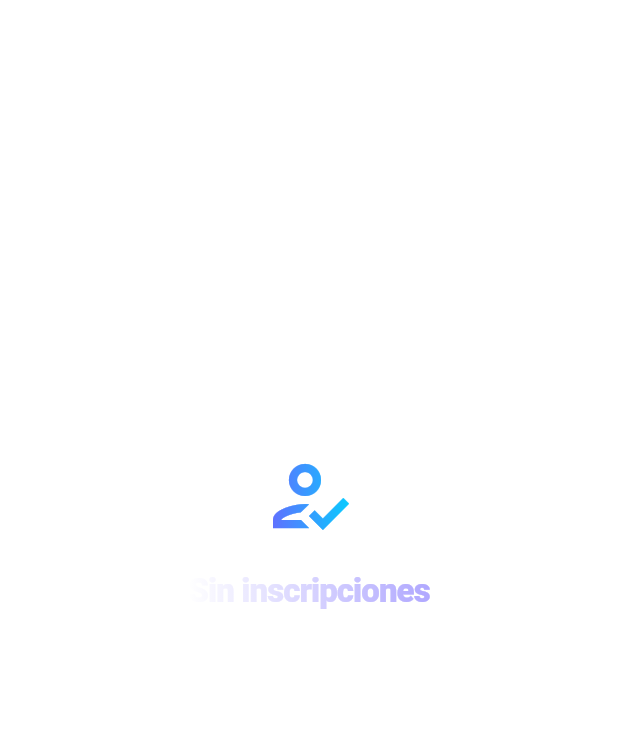
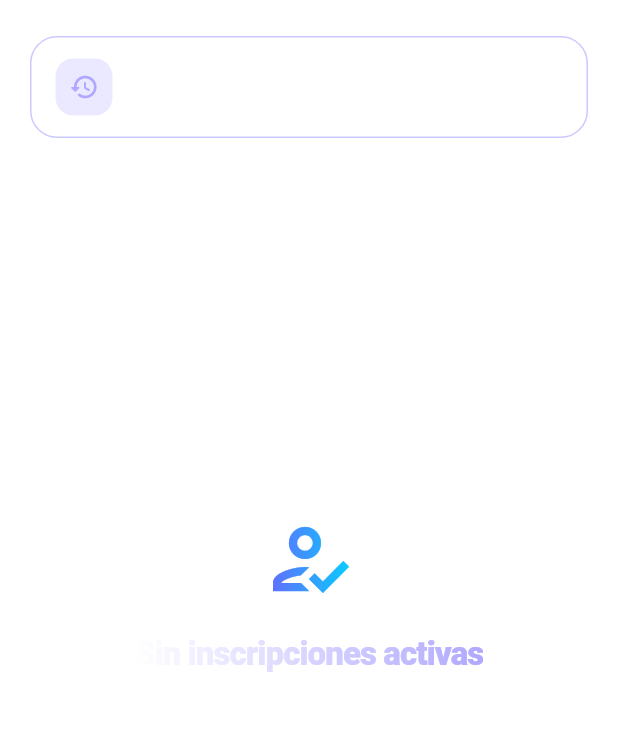
Before and after one commit to conor0mcgregor/gromy, a Flutter app: the EventsScreen screen opened directly, tab 2 chosen, on a phone screen of 412 x 824 dp, the part 135-866 px from its top. Run offline on Flutter 3.47's test engine with Material 3 defaults, Android fonts, the phone set to English and light mode, and no system bars; our stand-ins replace app_links, cloud_firestore, cloud_functions, firebase_auth, firebase_core, firebase_messaging and 10 more; accounts and stored records are empty; network calls fail.

Commit message:
separación de inscripciones antiguas

```diff
--- a/lib/features/events/presentation/screens/events_screen.dart
+++ b/lib/features/events/presentation/screens/events_screen.dart
@@ -3,7 +3,7 @@ import 'package:gromy/core/widgets/glass_tab_bar.dart';
 
 import '../controllers/events_controller.dart';
 import 'save_tournaments_tab.dart';
-import 'inscribed_tournaments_tab.dart';
+import '../../../tournament/presentation/screens/inscribed_tournaments/inscribed_tournaments_tab.dart';
 
 class EventsScreen extends StatefulWidget {
   const EventsScreen({super.key});
--- a/lib/features/tournament/data/model/enums_tournament.dart
+++ b/lib/features/tournament/data/model/enums_tournament.dart
@@ -119,4 +119,12 @@ enum TournamentStatus {
   bool get isPubliclyVisible =>
       this != TournamentStatus.draft &&
       this != TournamentStatus.cancelled;
+
+  /// Torneos que solo deben mostrarse en historial, no en inscripciones activas.
+  ///
+  /// Incluye estados finalizados (`completed`, legacy `finished`) y
+  /// [cancelled].
+  bool get isExcludedFromActiveEnrollments =>
+      this == TournamentStatus.completed ||
+      this == TournamentStatus.cancelled;
 }
--- /dev/null
+++ b/lib/features/tournament/presentation/screens/history/historical_tournaments_screen.dart
@@ -0,0 +1,33 @@
+import 'package:firebase_auth/firebase_auth.dart';
+import 'package:flutter/material.dart';
+
+import '../../../../profile/presentation/screens/historical_tournaments_screen.dart'
+    as profile;
+
+/// Historial de torneos finalizados del usuario actual.
+class HistoricalTournamentsScreen extends StatelessWidget {
+  const HistoricalTournamentsScreen({super.key});
+
+  @override
+  Widget build(BuildContext context) {
+    final uid = FirebaseAuth.instance.currentUser?.uid;
+    if (uid == null) {
+      return const Scaffold(
+        backgroundColor: Color(0xFF0A0A1A),
+        body: Center(
+          child: Text(
+            'Inicia sesión para ver tu historial de inscripciones.',
+            textAlign: TextAlign.center,
+            style: TextStyle(
+              color: Colors.white70,
+              fontSize: 14,
+              fontWeight: FontWeight.w600,
+            ),
+          ),
+        ),
+      );
+    }
+
+    return profile.HistoricalTournamentsScreen(uid: uid);
+  }
+}
--- a/lib/features/events/presentation/screens/inscribed_tournaments_tab.dart
+++ b/lib/features/tournament/presentation/screens/inscribed_tournaments/inscribed_tournaments_tab.dart
@@ -3,18 +3,19 @@ import 'package:firebase_core/firebase_core.dart';
 import 'package:flutter/material.dart';
 import 'package:rxdart/rxdart.dart';
 
-import '../../../../database/participant/models/app_participant.dart';
-import '../../../../database/participant/services/firestore_participant_service.dart';
-import '../../../../database/team/models/app_team.dart';
-import '../../../../database/team/services/firestore_team_service.dart';
-import '../../../home/presentation/widgets/tournament_card.dart';
-import '../../../inscription/data/models/join_request.dart';
-import '../../../inscription/screen/preinscription_screen.dart';
-import '../../../notifications/domain/entities/notification_type.dart';
-import '../../../tournament/data/model/app_tournament.dart';
-import '../../../tournament/data/services/firestore_tournament_service.dart';
-import '../controllers/events_controller.dart';
-import 'events_screen.dart';
+import '../../../../../database/participant/models/app_participant.dart';
+import '../../../../../database/participant/services/firestore_participant_service.dart';
+import '../../../../../database/team/models/app_team.dart';
+import '../../../../../database/team/services/firestore_team_service.dart';
+import '../../../../events/presentation/controllers/events_controller.dart';
+import '../../../../events/presentation/screens/events_screen.dart';
+import '../../../../home/presentation/widgets/tournament_card.dart';
+import '../../../../inscription/data/models/join_request.dart';
+import '../../../../inscription/screen/preinscription_screen.dart';
+import '../../../../notifications/domain/entities/notification_type.dart';
+import '../../../data/model/app_tournament.dart';
+import '../../../data/services/firestore_tournament_service.dart';
+import '../history/historical_tournaments_screen.dart';
 
 class InscribedTournamentsTab extends StatefulWidget {
   const InscribedTournamentsTab({super.key, required this.controller});
@@ -50,25 +51,46 @@ class _InscribedTournamentsTabState extends State<InscribedTournamentsTab> {
       stream: _watchEntries(uid),
       builder: (context, snapshot) {
         if (snapshot.connectionState == ConnectionState.waiting) {
-          return const EventsLoadingState();
+          return Column(
+            children: [
+              _OldInscriptionsButton(
+                onTap: () => _openHistoricalInscriptions(context),
+              ),
+              const Expanded(child: EventsLoadingState()),
+            ],
+          );
         }
 
         if (snapshot.hasError) {
-          return EventsErrorState(message: '${snapshot.error}');
+          return Column(
+            children: [
+              _OldInscriptionsButton(
+                onTap: () => _openHistoricalInscriptions(context),
+              ),
+              Expanded(child: EventsErrorState(message: '${snapshot.error}')),
+            ],
+          );
         }
 
         final entries = snapshot.data ?? [];
-        if (entries.isEmpty) {
-          return const EventsEmptyState(
-            title: 'Sin inscripciones',
+
+        return Column(
+          crossAxisAlignment: CrossAxisAlignment.stretch,
+          children: [
+            _OldInscriptionsButton(
+              onTap: () => _openHistoricalInscriptions(context),
+            ),
+            Expanded(
+              child: entries.isEmpty
+                  ? const EventsEmptyState(
+                      title: 'Sin inscripciones activas',
                       message:
-                'Aun no tienes torneos confirmados, pendientes o invitaciones activas.',
+                          'No tienes torneos en curso ni pendientes. '
+                          'Consulta tus torneos finalizados en el historial.',
                       icon: Icons.how_to_reg_outlined,
-          );
-        }
-
-        return ListView.builder(
-          padding: const EdgeInsets.fromLTRB(20, 8, 20, 110),
+                    )
+                  : ListView.builder(
+                      padding: const EdgeInsets.fromLTRB(20, 0, 20, 110),
                       itemCount: entries.length,
                       itemBuilder: (context, index) {
                         final entry = entries[index];
@@ -78,8 +100,20 @@ class _InscribedTournamentsTabState extends State<InscribedTournamentsTab> {
                           onTap: () => _navigateToDetail(context, entry, uid),
                         );
                       },
+                    ),
+            ),
+          ],
         );
       },
+    );
+  }
+
+  void _openHistoricalInscriptions(BuildContext context) {
+    Navigator.push(
+      context,
+      MaterialPageRoute(
+        builder: (_) => const HistoricalTournamentsScreen(),
+      ),
     );
   }
 
@@ -177,6 +211,7 @@ class _InscribedTournamentsTabState extends State<InscribedTournamentsTab> {
             seed.tournamentId,
           );
           if (tournament == null) continue;
+          if (tournament.status.isExcludedFromActiveEnrollments) continue;
           entries.add(_EnrollmentEntry(tournament: tournament, seed: seed));
         }
         entries.sort(
@@ -258,6 +293,74 @@ class _InscribedTournamentsTabState extends State<InscribedTournamentsTab> {
           initialCanCancelTeam: canCancel,
           invitationNotificationId: entry.seed.invitation?['notificationId']
               ?.toString(),
+        ),
+      ),
+    );
+  }
+}
+
+class _OldInscriptionsButton extends StatelessWidget {
+  const _OldInscriptionsButton({required this.onTap});
+
+  final VoidCallback onTap;
+
+  @override
+  Widget build(BuildContext context) {
+    return Padding(
+      padding: const EdgeInsets.fromLTRB(20, 4, 20, 12),
+      child: Material(
+        color: Colors.transparent,
+        borderRadius: BorderRadius.circular(18),
+        child: InkWell(
+          onTap: onTap,
+          borderRadius: BorderRadius.circular(18),
+          splashColor: const Color(0xFF6C63FF).withValues(alpha: 0.1),
+          highlightColor: const Color(0xFF6C63FF).withValues(alpha: 0.05),
+          child: Container(
+            width: double.infinity,
+            padding: const EdgeInsets.symmetric(horizontal: 16, vertical: 14),
+            decoration: BoxDecoration(
+              borderRadius: BorderRadius.circular(18),
+              color: Colors.white.withValues(alpha: 0.04),
+              border: Border.all(
+                color: const Color(0xFF6C63FF).withValues(alpha: 0.35),
+              ),
+            ),
+            child: Row(
+              children: [
+                Container(
+                  width: 38,
+                  height: 38,
+                  decoration: BoxDecoration(
+                    borderRadius: BorderRadius.circular(12),
+                    color: const Color(0xFF6C63FF).withValues(alpha: 0.14),
+                  ),
+                  child: const Icon(
+                    Icons.history_rounded,
+                    color: Color(0xFFB0A8FF),
+                    size: 20,
+                  ),
+                ),
+                const SizedBox(width: 12),
+                const Expanded(
+                  child: Text(
+                    'Mis antiguas inscripciones',
+                    style: TextStyle(
+                      color: Colors.white,
+                      fontSize: 14.5,
+                      fontWeight: FontWeight.w800,
+                      letterSpacing: -0.2,
+                    ),
+                  ),
+                ),
+                Icon(
+                  Icons.chevron_right_rounded,
+                  color: Colors.white.withValues(alpha: 0.45),
+                  size: 22,
+                ),
+              ],
+            ),
+          ),
         ),
       ),
     );
```
Lines whose indentation alone changed are shown as unchanged.
